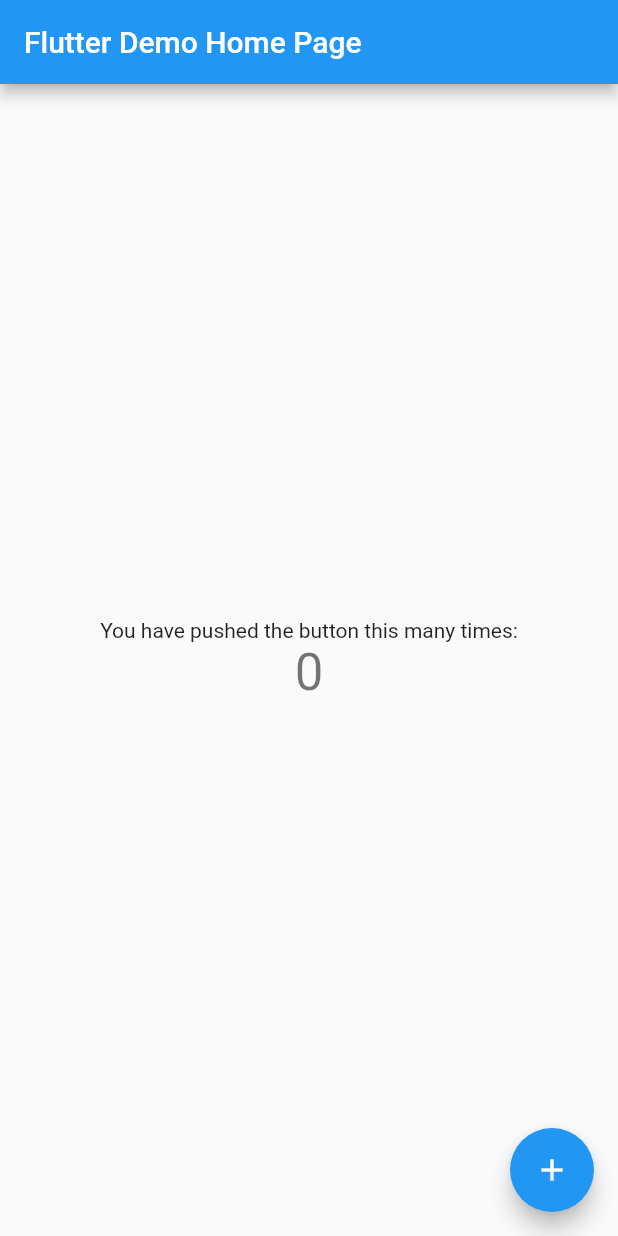
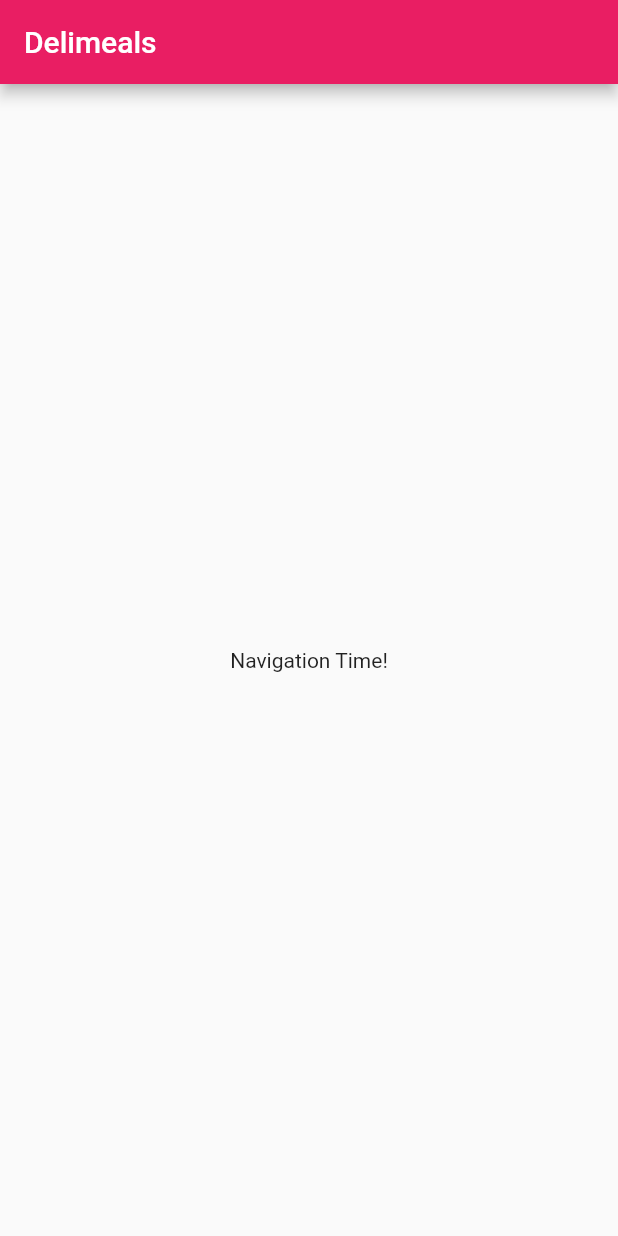
Before and after one commit to GEEPA88/meals-app, a Flutter app: the screen it shows after launch, on a phone screen of 412 x 824 dp. Run offline on Flutter 3.47's test engine with Material 2 defaults, Android fonts, the phone set to English and light mode, and no system bars.

Commit message:
adding delimeals

```diff
--- a/lib/main.dart
+++ b/lib/main.dart
@@ -1,113 +1,35 @@
 import 'package:flutter/material.dart';
 
-void main() {
-  runApp(MyApp());
-}
+void main() => runApp(MyApp());
 
 class MyApp extends StatelessWidget {
-  // This widget is the root of your application.
   @override
   Widget build(BuildContext context) {
     return MaterialApp(
-      title: 'Flutter Demo',
+      title: 'DeliiMeals',
       theme: ThemeData(
-        // This is the theme of your application.
-        //
-        // Try running your application with "flutter run". You'll see the
-        // application has a blue toolbar. Then, without quitting the app, try
-        // changing the primarySwatch below to Colors.green and then invoke
-        // "hot reload" (press "r" in the console where you ran "flutter run",
-        // or simply save your changes to "hot reload" in a Flutter IDE).
-        // Notice that the counter didn't reset back to zero; the application
-        // is not restarted.
-        primarySwatch: Colors.blue,
+        primarySwatch: Colors.pink,
       ),
-      home: MyHomePage(title: 'Flutter Demo Home Page'),
+      home: MyHomePage(),
     );
   }
 }
 
 class MyHomePage extends StatefulWidget {
-  MyHomePage({Key key, this.title}) : super(key: key);
-
-  // This widget is the home page of your application. It is stateful, meaning
-  // that it has a State object (defined below) that contains fields that affect
-  // how it looks.
-
-  // This class is the configuration for the state. It holds the values (in this
-  // case the title) provided by the parent (in this case the App widget) and
-  // used by the build method of the State. Fields in a Widget subclass are
-  // always marked "final".
-
-  final String title;
-
   @override
   _MyHomePageState createState() => _MyHomePageState();
 }
 
 class _MyHomePageState extends State<MyHomePage> {
-  int _counter = 0;
-
-  void _incrementCounter() {
-    setState(() {
-      // This call to setState tells the Flutter framework that something has
-      // changed in this State, which causes it to rerun the build method below
-      // so that the display can reflect the updated values. If we changed
-      // _counter without calling setState(), then the build method would not be
-      // called again, and so nothing would appear to happen.
-      _counter++;
-    });
-  }
-
   @override
   Widget build(BuildContext context) {
-    // This method is rerun every time setState is called, for instance as done
-    // by the _incrementCounter method above.
-    //
-    // The Flutter framework has been optimized to make rerunning build methods
-    // fast, so that you can just rebuild anything that needs updating rather
-    // than having to individually change instances of widgets.
     return Scaffold(
       appBar: AppBar(
-        // Here we take the value from the MyHomePage object that was created by
-        // the App.build method, and use it to set our appbar title.
-        title: Text(widget.title),
+        title: Text('Delimeals'),
       ),
       body: Center(
-        // Center is a layout widget. It takes a single child and positions it
-        // in the middle of the parent.
-        child: Column(
-          // Column is also a layout widget. It takes a list of children and
-          // arranges them vertically. By default, it sizes itself to fit its
-          // children horizontally, and tries to be as tall as its parent.
-          //
-          // Invoke "debug painting" (press "p" in the console, choose the
-          // "Toggle Debug Paint" action from the Flutter Inspector in Android
-          // Studio, or the "Toggle Debug Paint" command in Visual Studio Code)
-          // to see the wireframe for each widget.
-          //
-          // Column has various properties to control how it sizes itself and
-          // how it positions its children. Here we use mainAxisAlignment to
-          // center the children vertically; the main axis here is the vertical
-          // axis because Columns are vertical (the cross axis would be
-          // horizontal).
-          mainAxisAlignment: MainAxisAlignment.center,
-          children: <Widget>[
-            Text(
-              'You have pushed the button this many times:',
-            ),
-            Text(
-              '$_counter',
-              style: Theme.of(context).textTheme.headline4,
-            ),
-          ],
-        ),
+        child: Text('Navigation Time!'),
       ),
-      floatingActionButton: FloatingActionButton(
-        onPressed: _incrementCounter,
-        tooltip: 'Increment',
-        child: Icon(Icons.add),
-      ), // This trailing comma makes auto-formatting nicer for build methods.
     );
   }
 }
```
